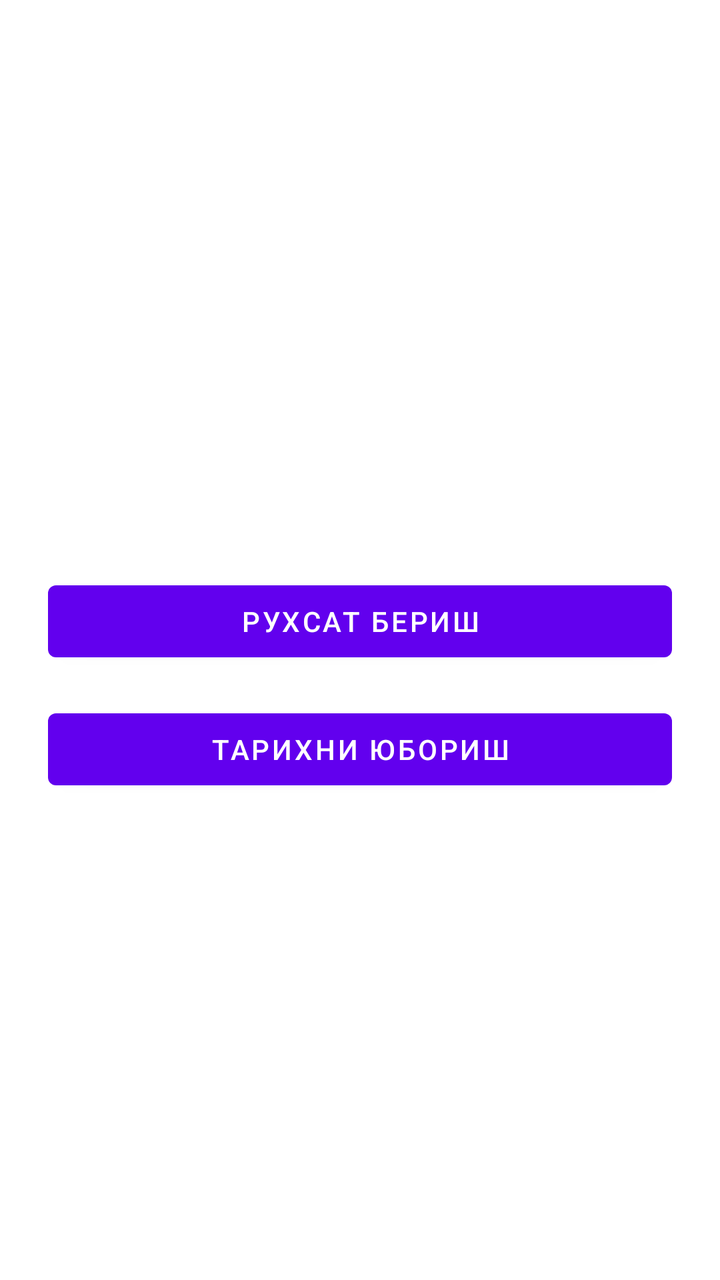
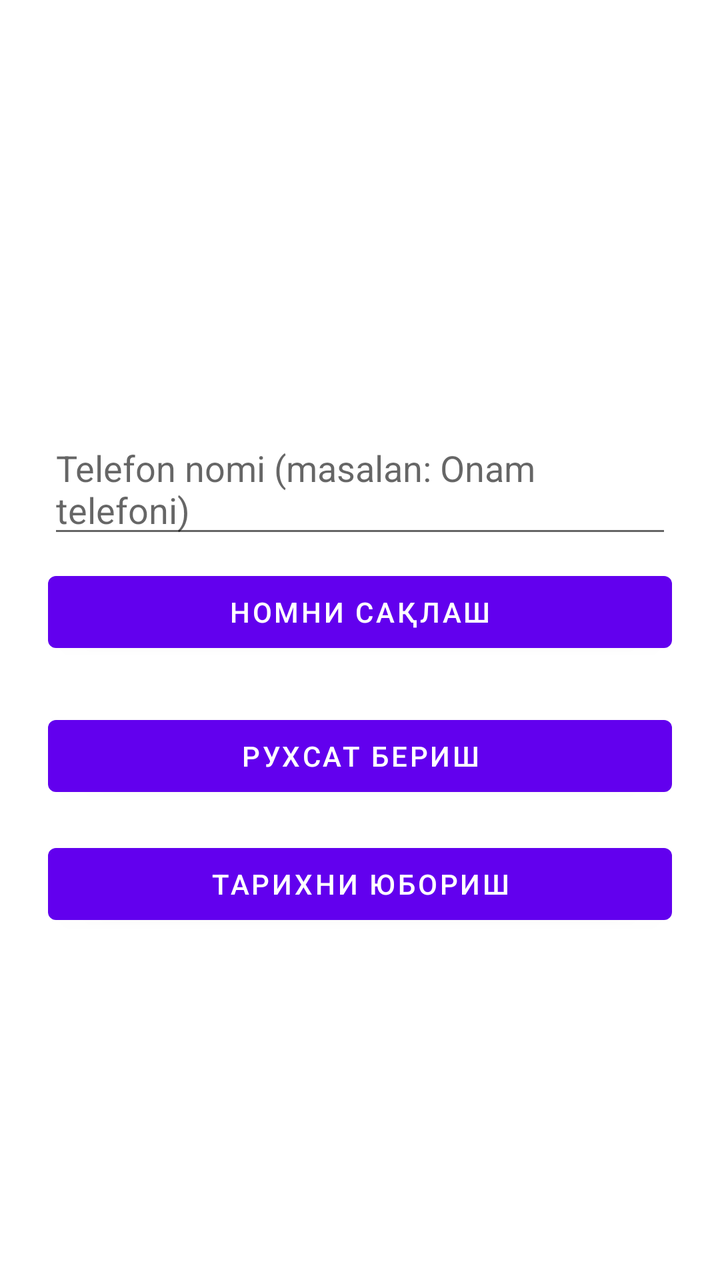

An Android layout rendered at two revisions. The XML below is the earlier revision; the diff shows what the commit changed to produce the second picture.
<!-- AndroidManifest.xml: application theme Theme.Kuzatuv -->
<!-- res/layout/activity_main.xml -->
<?xml version="1.0" encoding="utf-8"?>
<LinearLayout xmlns:android="http://schemas.android.com/apk/res/android"
    android:layout_width="match_parent"
    android:layout_height="match_parent"
    android:orientation="vertical"
    android:gravity="center"
    android:padding="24dp">

    <TextView
        android:id="@+id/statusText"
        android:layout_width="wrap_content"
        android:layout_height="wrap_content"
        android:textSize="16sp"
        android:layout_marginBottom="24dp" />

    <Button
        android:id="@+id/btnPermission"
        android:layout_width="match_parent"
        android:layout_height="wrap_content"
        android:text="Рухсат бериш"
        android:layout_marginBottom="16dp" />

    <Button
        android:id="@+id/btnSyncHistory"
        android:layout_width="match_parent"
        android:layout_height="wrap_content"
        android:text="Тарихни юбориш" />

</LinearLayout>
<!-- resources referenced by this layout -->
<resources>
  <style name="Theme.Kuzatuv" parent="Theme.MaterialComponents.DayNight.NoActionBar" />
</resources>

<!-- the commit's change to res/layout/activity_main.xml (unified diff, before → after) -->
@@ -11,6 +11,20 @@
         android:layout_width="wrap_content"
         android:layout_height="wrap_content"
         android:textSize="16sp"
+        android:layout_marginBottom="16dp" />
+
+    <EditText
+        android:id="@+id/deviceNameInput"
+        android:layout_width="match_parent"
+        android:layout_height="wrap_content"
+        android:hint="Telefon nomi (masalan: Onam telefoni)"
+        android:layout_marginBottom="8dp" />
+
+    <Button
+        android:id="@+id/btnSaveDeviceName"
+        android:layout_width="match_parent"
+        android:layout_height="wrap_content"
+        android:text="Номни сақлаш"
         android:layout_marginBottom="24dp" />
 
     <Button
